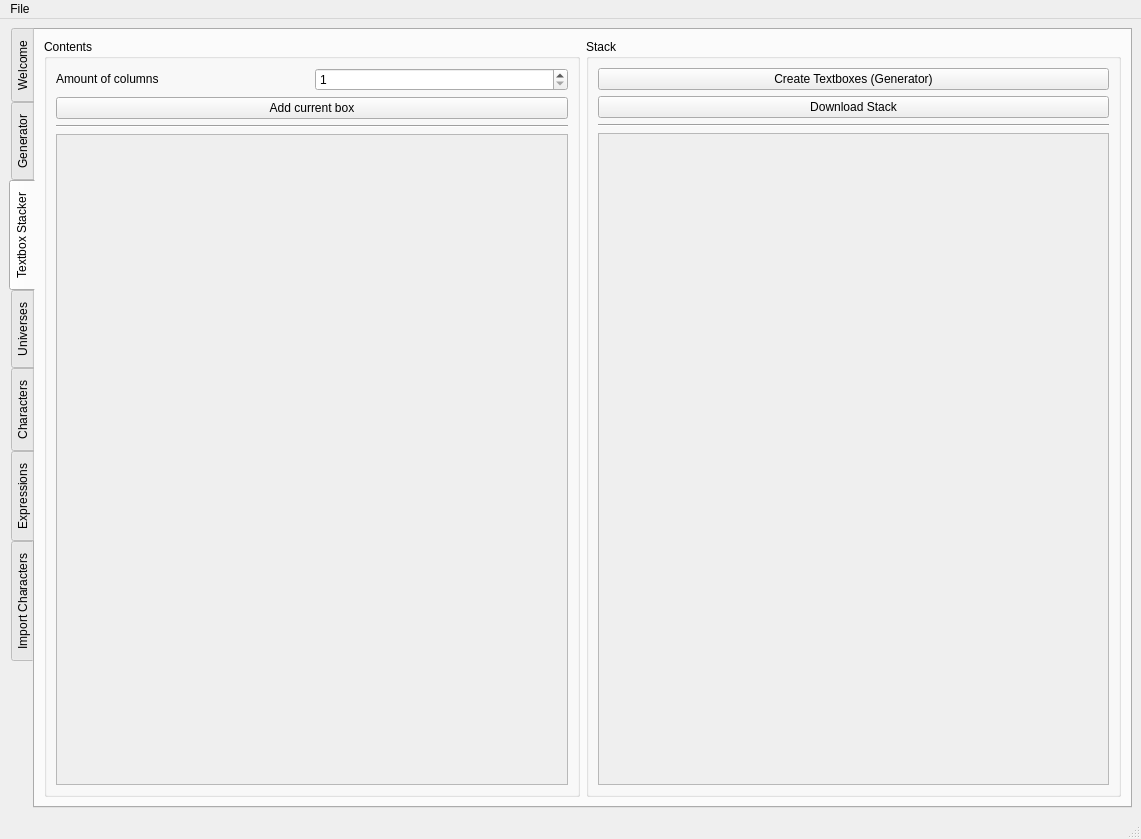
This is ui/ui.ui in xMirkix/yet-another-textbox-generator as Qt 5 draws it before an edit. The edited form follows.
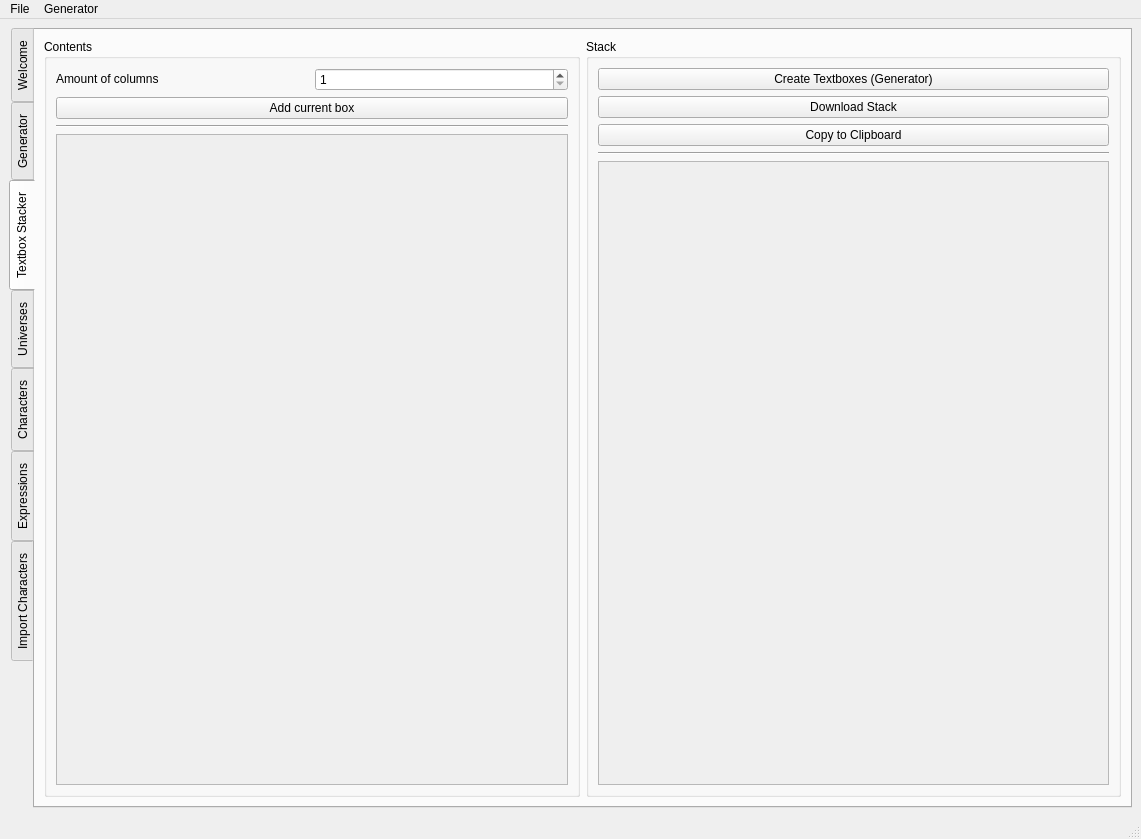
This is the edited form. The open tabs and pages were chosen to show the change. Icons and pictures are not drawn.

Commit message: fixed bugs with last files list and the stacker and implemented new file and generator convenience buttons

Patch:
```diff
--- a/ui/ui.ui
+++ b/ui/ui.ui
@@ -4221,6 +4221,13 @@
                </property>
               </widget>
              </item>
+             <item>
+              <widget class="QPushButton" name="copy_to_clipboard_stack">
+               <property name="text">
+                <string>Copy to Clipboard</string>
+               </property>
+              </widget>
+             </item>
              <item>
               <widget class="Line" name="line_78">
                <property name="orientation">
@@ -4244,7 +4251,7 @@
                 <x>0</x>
                 <y>0</y>
                 <width>507</width>
-                <height>631</height>
+                <height>599</height>
                </rect>
               </property>
               <layout class="QVBoxLayout" name="verticalLayout_25">
@@ -6193,7 +6200,19 @@
     <addaction name="separator"/>
     <addaction name="actionQuit"/>
    </widget>
+   <widget class="QMenu" name="menuGenerator">
+    <property name="title">
+     <string>Generator</string>
+    </property>
+    <addaction name="actionDownload_current_Textbox"/>
+    <addaction name="actionCopy_current_Textbox_to_Clipboard"/>
+    <addaction name="actionAdd_current_Box_to_Stack"/>
+    <addaction name="separator"/>
+    <addaction name="actionDownload_Textbox_Stack"/>
+    <addaction name="actionCopy_Stack_to_Clipboard"/>
+   </widget>
    <addaction name="menuFile"/>
+   <addaction name="menuGenerator"/>
   </widget>
   <widget class="QStatusBar" name="statusbar"/>
   <action name="actionFile">
```
Left out of the diff: 70 changed lines with no effect on the pictures. The commit also changes 15 other files.
